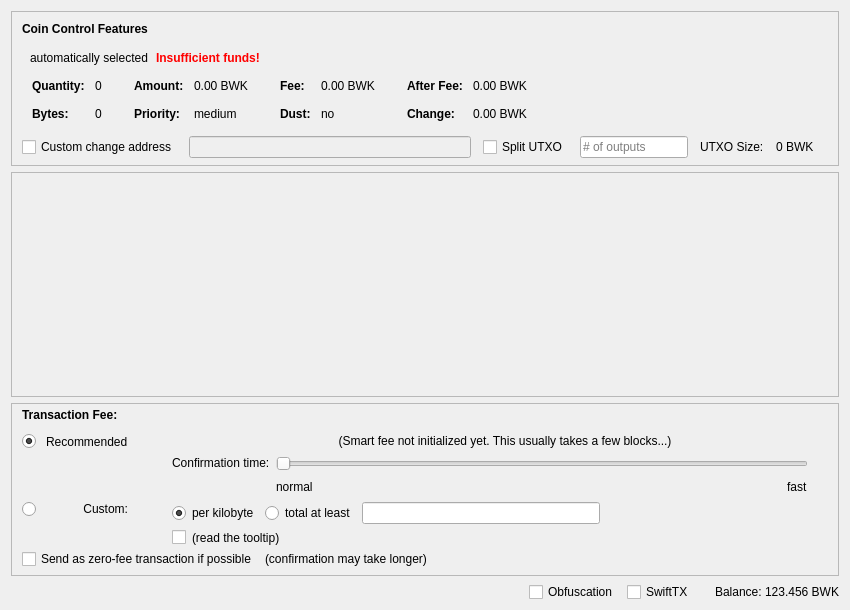
Above: src/qt/forms/sendcoinsdialog.ui from bulwark-crypto/Bulwark before the change. Below: the same form after it.
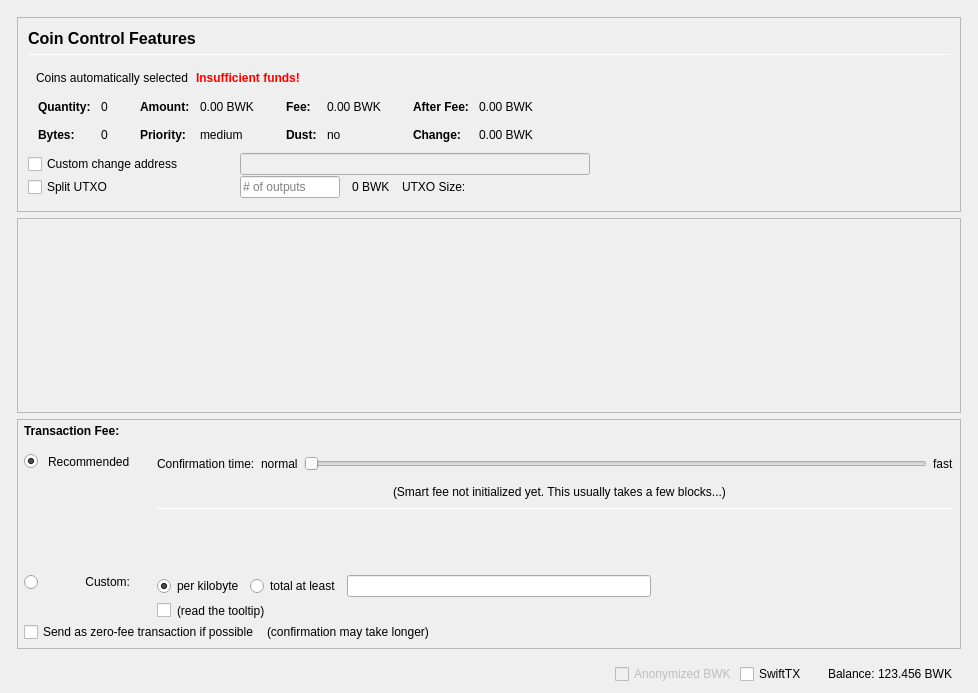
That is the form after the change. Icons and pictures are not drawn. Custom widgets are drawn as their Qt base class.

Diff of the .ui file:
```diff
--- a/src/qt/forms/sendcoinsdialog.ui
+++ b/src/qt/forms/sendcoinsdialog.ui
@@ -2,20 +2,79 @@
 <ui version="4.0">
  <class>SendCoinsDialog</class>
  <widget class="QDialog" name="SendCoinsDialog">
+  <property name="enabled">
+   <bool>true</bool>
+  </property>
   <property name="geometry">
    <rect>
     <x>0</x>
     <y>0</y>
-    <width>850</width>
-    <height>610</height>
+    <width>978</width>
+    <height>693</height>
    </rect>
   </property>
   <property name="windowTitle">
    <string>Send Coins</string>
   </property>
-  <layout class="QVBoxLayout" name="verticalLayout" stretch="0,1,0,0">
+  <layout class="QVBoxLayout" name="verticalLayout" stretch="0">
    <property name="bottomMargin">
-    <number>8</number>
+    <number>9</number>
+   </property>
+   <item>
+    <layout class="QVBoxLayout" name="verticalLayout_Master" stretch="0,1">
+     <property name="spacing">
+      <number>0</number>
+     </property>
+     <property name="leftMargin">
+      <number>0</number>
+     </property>
+     <property name="topMargin">
+      <number>0</number>
+     </property>
+     <property name="rightMargin">
+      <number>0</number>
+     </property>
+     <property name="bottomMargin">
+      <number>0</number>
+     </property>
+     <item>
+      <widget class="QFrame" name="frame_Header">
+       <layout class="QVBoxLayout" name="verticalLayout_Header" stretch="0">
+        <property name="leftMargin">
+         <number>0</number>
+        </property>
+        <property name="topMargin">
+         <number>0</number>
+        </property>
+        <property name="rightMargin">
+         <number>0</number>
+        </property>
+        <property name="bottomMargin">
+         <number>0</number>
+        </property>
+       </layout>
+      </widget>
+     </item>
+     <item>
+      <widget class="QFrame" name="frame_BG">
+       <property name="minimumSize">
+        <size>
+         <width>0</width>
+         <height>0</height>
+        </size>
+       </property>
+       <layout class="QVBoxLayout" name="layout_BG" stretch="0,0,0,0">
+        <property name="leftMargin">
+         <number>6</number>
+        </property>
+        <property name="topMargin">
+         <number>6</number>
+        </property>
+        <property name="rightMargin">
+         <number>6</number>
+        </property>
+        <property name="bottomMargin">
+         <number>0</number>
    </property>
    <item>
     <widget class="QFrame" name="frameCoinControl">
@@ -51,12 +110,13 @@
        <number>0</number>
       </property>
       <property name="bottomMargin">
-       <number>6</number>
+            <number>0</number>
       </property>
       <item>
-       <layout class="QVBoxLayout" name="verticalLayoutCoinControl" stretch="0,0,0,0,1">
+            <widget class="QFrame" name="frameCoinControl_BG">
+             <layout class="QVBoxLayout" name="verticalLayoutCoinControl" stretch="0,0,0,0,0,0">
         <property name="spacing">
-         <number>0</number>
+               <number>1</number>
         </property>
         <property name="leftMargin">
          <number>10</number>
@@ -70,6 +130,11 @@
            <number>15</number>
           </property>
           <item>
+                 <layout class="QVBoxLayout" name="verticalLayout_3">
+                  <property name="spacing">
+                   <number>6</number>
+                  </property>
+                  <item>
            <widget class="QLabel" name="labelCoinControlFeatures">
             <property name="sizePolicy">
              <sizepolicy hsizetype="Preferred" vsizetype="Maximum">
@@ -77,8 +142,15 @@
               <verstretch>0</verstretch>
              </sizepolicy>
             </property>
+                    <property name="minimumSize">
+                     <size>
+                      <width>0</width>
+                      <height>20</height>
+                     </size>
+                    </property>
             <property name="font">
              <font>
+                      <pointsize>12</pointsize>
               <weight>75</weight>
               <bold>true</bold>
              </font>
@@ -91,6 +163,27 @@
             </property>
            </widget>
           </item>
+                  <item>
+                   <widget class="Line" name="line">
+                    <property name="minimumSize">
+                     <size>
+                      <width>0</width>
+                      <height>1</height>
+                     </size>
+                    </property>
+                    <property name="maximumSize">
+                     <size>
+                      <width>16777215</width>
+                      <height>1</height>
+                     </size>
+                    </property>
+                    <property name="orientation">
+                     <enum>Qt::Horizontal</enum>
+                    </property>
+                   </widget>
+                  </item>
+                 </layout>
+                </item>
          </layout>
         </item>
         <item>
@@ -117,7 +210,7 @@
           <item>
            <widget class="QLabel" name="labelCoinControlAutomaticallySelected">
             <property name="text">
-             <string>automatically selected</string>
+                   <string>Coins automatically selected</string>
             </property>
             <property name="margin">
              <number>5</number>
@@ -528,7 +621,7 @@
          </widget>
         </item>
         <item>
-         <layout class="QHBoxLayout" name="horizontalLayoutCoinControl4" stretch="0,0,0,0,0,0,0">
+               <layout class="QHBoxLayout" name="horizontalLayoutCoinControl4">
           <property name="spacing">
            <number>12</number>
           </property>
@@ -536,13 +629,31 @@
            <enum>QLayout::SetDefaultConstraint</enum>
           </property>
           <property name="topMargin">
-           <number>5</number>
+                 <number>0</number>
           </property>
           <property name="rightMargin">
-           <number>5</number>
+                 <number>0</number>
           </property>
           <item>
            <widget class="QCheckBox" name="checkBoxCoinControlChange">
+                  <property name="sizePolicy">
+                   <sizepolicy hsizetype="Preferred" vsizetype="Preferred">
+                    <horstretch>0</horstretch>
+                    <verstretch>0</verstretch>
+                   </sizepolicy>
+                  </property>
+                  <property name="minimumSize">
+                   <size>
+                    <width>200</width>
+                    <height>0</height>
+                   </size>
+                  </property>
+                  <property name="maximumSize">
+                   <size>
+                    <width>200</width>
+                    <height>16777215</height>
+                   </size>
+                  </property>
             <property name="toolTip">
              <string>If this is activated, but the change address is empty or invalid, change will be sent to a newly generated address.</string>
             </property>
@@ -557,15 +668,71 @@
              <bool>false</bool>
             </property>
             <property name="sizePolicy">
-             <sizepolicy hsizetype="Expanding" vsizetype="Fixed">
+                   <sizepolicy hsizetype="Preferred" vsizetype="Preferred">
               <horstretch>0</horstretch>
               <verstretch>0</verstretch>
              </sizepolicy>
             </property>
-           </widget>
-          </item>
+                  <property name="minimumSize">
+                   <size>
+                    <width>300</width>
+                    <height>0</height>
+                   </size>
+                  </property>
+                 </widget>
+                </item>
+                <item>
+                 <widget class="QLabel" name="labelCoinControlChangeLabel">
+                  <property name="sizePolicy">
+                   <sizepolicy hsizetype="Preferred" vsizetype="Preferred">
+                    <horstretch>0</horstretch>
+                    <verstretch>0</verstretch>
+                   </sizepolicy>
+                  </property>
+                  <property name="minimumSize">
+                   <size>
+                    <width>100</width>
+                    <height>0</height>
+                   </size>
+                  </property>
+                  <property name="text">
+                   <string/>
+                  </property>
+                  <property name="margin">
+                   <number>3</number>
+                  </property>
+                 </widget>
+                </item>
+               </layout>
+              </item>
+              <item>
+               <layout class="QHBoxLayout" name="horizontalLayoutCoinControl6">
+                <property name="spacing">
+                 <number>12</number>
+                </property>
+                <property name="rightMargin">
+                 <number>0</number>
+                </property>
           <item>
            <widget class="QCheckBox" name="splitBlockCheckBox">
+                  <property name="sizePolicy">
+                   <sizepolicy hsizetype="Preferred" vsizetype="Preferred">
+                    <horstretch>0</horstretch>
+                    <verstretch>0</verstretch>
+                   </sizepolicy>
+                  </property>
+                  <property name="minimumSize">
+                   <size>
+                    <width>200</width>
+                    <height>0</height>
+                   </size>
+                  </property>
+                  <property name="maximumSize">
+                   <size>
+                    <width>200</width>
+                    <height>16777215</height>
+                   </size>
+                  </property>
             <property name="text">
              <string>Split UTXO</string>
             </property>
@@ -574,23 +741,28 @@
           <item>
            <widget class="QLineEdit" name="splitBlockLineEdit">
             <property name="sizePolicy">
-             <sizepolicy hsizetype="Fixed" vsizetype="Fixed">
+                   <sizepolicy hsizetype="Preferred" vsizetype="Preferred">
               <horstretch>50</horstretch>
               <verstretch>0</verstretch>
              </sizepolicy>
             </property>
+                  <property name="minimumSize">
+                   <size>
+                    <width>100</width>
+                    <height>0</height>
+                   </size>
+                  </property>
+                  <property name="maximumSize">
+                   <size>
+                    <width>100</width>
+                    <height>16777215</height>
+                   </size>
+                  </property>
             <property name="placeholderText">
              <string># of outputs</string>
             </property>
            </widget>
           </item>
-          <item>
-           <widget class="QLabel" name="labelBlockSizeText">
-            <property name="text">
-             <string>UTXO Size:</string>
-            </property>
-           </widget>
-          </item>
           <item>
            <widget class="QLabel" name="labelBlockSize">
             <property name="text">
@@ -599,27 +771,25 @@
            </widget>
           </item>
           <item>
-           <widget class="QLabel" name="labelCoinControlChangeLabel">
-            <property name="sizePolicy">
-             <sizepolicy hsizetype="Preferred" vsizetype="Expanding">
-              <horstretch>0</horstretch>
-              <verstretch>0</verstretch>
-             </sizepolicy>
-            </property>
-            <property name="minimumSize">
-             <size>
-              <width>0</width>
-              <height>0</height>
-             </size>
-            </property>
+                 <widget class="QLabel" name="labelBlockSizeText">
             <property name="text">
-             <string/>
-            </property>
-            <property name="margin">
-             <number>3</number>
+                   <string>UTXO Size:</string>
             </property>
            </widget>
           </item>
+                <item>
+                 <spacer name="horizontalSpacer_7">
+                  <property name="orientation">
+                   <enum>Qt::Horizontal</enum>
+                  </property>
+                  <property name="sizeHint" stdset="0">
+                   <size>
+                    <width>40</width>
+                    <height>20</height>
+                   </size>
+                  </property>
+                 </spacer>
+                </item>
          </layout>
         </item>
         <item>
@@ -636,6 +806,7 @@
          </spacer>
         </item>
        </layout>
+            </widget>
       </item>
      </layout>
     </widget>
@@ -650,8 +821,8 @@
        <rect>
         <x>0</x>
         <y>0</y>
-        <width>830</width>
-        <height>161</height>
+             <width>944</width>
+             <height>136</height>
        </rect>
       </property>
       <layout class="QVBoxLayout" name="verticalLayout_2" stretch="0,1">
@@ -733,11 +904,14 @@
          <number>0</number>
         </property>
         <property name="leftMargin">
-         <number>10</number>
+              <number>6</number>
         </property>
         <property name="topMargin">
          <number>0</number>
         </property>
+             <property name="rightMargin">
+              <number>6</number>
+             </property>
         <item>
          <layout class="QHBoxLayout" name="horizontalLayoutFee1">
           <property name="bottomMargin">
@@ -879,7 +1053,61 @@
              <property name="verticalSpacing">
               <number>4</number>
              </property>
-             <item row="2" column="4">
+                  <item row="2" column="0">
+                   <layout class="QVBoxLayout" name="verticalLayoutFee4" stretch="0">
+                    <item>
+                     <spacer name="verticalSpacer_2">
+                      <property name="orientation">
+                       <enum>Qt::Vertical</enum>
+                      </property>
+                      <property name="sizeHint" stdset="0">
+                       <size>
+                        <width>1</width>
+                        <height>1</height>
+                       </size>
+                      </property>
+                     </spacer>
+                    </item>
+                   </layout>
+                  </item>
+                  <item row="3" column="0">
+                   <layout class="QVBoxLayout" name="verticalLayoutFee9" stretch="0,1">
+                    <item>
+                     <widget class="QRadioButton" name="radioCustomFee">
+                      <property name="text">
+                       <string/>
+                      </property>
+                      <attribute name="buttonGroup">
+                       <string notr="true">groupFee</string>
+                      </attribute>
+                     </widget>
+                    </item>
+                    <item>
+                     <spacer name="verticalSpacer_6">
+                      <property name="orientation">
+                       <enum>Qt::Vertical</enum>
+                      </property>
+                      <property name="sizeHint" stdset="0">
+                       <size>
+                        <width>1</width>
+                        <height>1</height>
+                       </size>
+                      </property>
+                     </spacer>
+                    </item>
+                   </layout>
+                  </item>
+                  <item row="3" column="1">
+                   <widget class="QLabel" name="labelCustomFee">
+                    <property name="text">
+                     <string>Custom:</string>
+                    </property>
+                    <property name="alignment">
+                     <set>Qt::AlignRight|Qt::AlignTop|Qt::AlignTrailing</set>
+                    </property>
+                   </widget>
+                  </item>
+                  <item row="3" column="4">
               <layout class="QVBoxLayout" name="verticalLayoutFee8">
                <property name="spacing">
                 <number>6</number>
@@ -978,80 +1206,27 @@
                </item>
               </layout>
              </item>
-             <item row="1" column="0">
-              <layout class="QVBoxLayout" name="verticalLayoutFee4" stretch="1">
-               <item>
-                <spacer name="verticalSpacer_2">
-                 <property name="orientation">
-                  <enum>Qt::Vertical</enum>
-                 </property>
-                 <property name="sizeHint" stdset="0">
-                  <size>
-                   <width>1</width>
-                   <height>1</height>
-                  </size>
-                 </property>
-                </spacer>
-               </item>
-              </layout>
-             </item>
-             <item row="2" column="0">
-              <layout class="QVBoxLayout" name="verticalLayoutFee9" stretch="0,1">
-               <item>
-                <widget class="QRadioButton" name="radioCustomFee">
+                  <item row="1" column="1">
+                   <widget class="QLabel" name="labelSmartFee_2">
                  <property name="text">
-                  <string/>
-                 </property>
-                 <attribute name="buttonGroup">
-                  <string notr="true">groupFee</string>
-                 </attribute>
-                </widget>
-               </item>
-               <item>
-                <spacer name="verticalSpacer_6">
-                 <property name="orientation">
-                  <enum>Qt::Vertical</enum>
-                 </property>
-                 <property name="sizeHint" stdset="0">
-                  <size>
-                   <width>1</width>
-                   <height>1</height>
-                  </size>
-                 </property>
-                </spacer>
-               </item>
-              </layout>
-             </item>
-             <item row="1" column="4">
-              <layout class="QVBoxLayout" name="verticalLayoutFee3" stretch="0,0,1">
+                     <string>Recommended</string>
+                    </property>
+                   </widget>
+                  </item>
+                  <item row="0" column="4" rowspan="3">
+                   <layout class="QVBoxLayout" name="verticalLayoutFee3" stretch="0,0,0,0,1,0">
                <property name="spacing">
                 <number>6</number>
                </property>
                <property name="topMargin">
                 <number>2</number>
                </property>
-               <item>
-                <layout class="QHBoxLayout" name="horizontalLayoutFee12">
-                 <item>
-                  <spacer name="horizontalSpacer_5">
-                   <property name="orientation">
-                    <enum>Qt::Horizontal</enum>
-                   </property>
-                   <property name="sizeHint" stdset="0">
-                    <size>
-                     <width>1</width>
-                     <height>1</height>
-                    </size>
-                   </property>
-                  </spacer>
-                 </item>
-                </layout>
-               </item>
+                    <property name="bottomMargin">
+                     <number>20</number>
+                    </property>
                <item>
                 <layout class="QHBoxLayout" name="horizontalLayoutFee9">
                  <item>
-                  <layout class="QVBoxLayout" name="verticalLayoutFee6">
-                   <item>
                     <widget class="QLabel" name="labelSmartFee3">
                      <property name="text">
                       <string>Confirmation time:</string>
@@ -1062,27 +1237,23 @@
                     </widget>
                    </item>
                    <item>
-                    <spacer name="verticalSpacer_3">
-                     <property name="orientation">
-                      <enum>Qt::Vertical</enum>
-                     </property>
-                     <property name="sizeHint" stdset="0">
-                      <size>
-                       <width>1</width>
-                       <height>1</height>
-                      </size>
-                     </property>
-                    </spacer>
-                   </item>
-                  </layout>
-                 </item>
-                 <item>
-                  <layout class="QVBoxLayout" name="verticalLayoutFee5">
-                   <property name="rightMargin">
-                    <number>30</number>
-                   </property>
+                       <widget class="QLabel" name="labelSmartFeeNormal">
+                        <property name="text">
+                         <string>normal</string>
+                        </property>
+                        <property name="margin">
+                         <number>2</number>
+                        </property>
+                       </widget>
+                      </item>
                    <item>
                     <widget class="QSlider" name="sliderSmartFee">
+                        <property name="minimumSize">
+                         <size>
+                          <width>0</width>
+                          <height>24</height>
+                         </size>
+                        </property>
                      <property name="minimum">
                       <number>0</number>
                      </property>
@@ -1110,28 +1281,6 @@
                     </widget>
                    </item>
                    <item>
-                    <layout class="QHBoxLayout" name="horizontalLayoutFee10">
-                     <item>
-                      <widget class="QLabel" name="labelSmartFeeNormal">
-                       <property name="text">
-                        <string>normal</string>
-                       </property>
-                      </widget>
-                     </item>
-                     <item>
-                      <spacer name="horizontalSpacer_3">
-                       <property name="orientation">
-                        <enum>Qt::Horizontal</enum>
-                       </property>
-                       <property name="sizeHint" stdset="0">
-                        <size>
-                         <width>40</width>
-                         <height>20</height>
-                        </size>
-                       </property>
-                      </spacer>
-                     </item>
-                     <item>
                       <widget class="QLabel" name="labelSmartFeeFast">
                        <property name="text">
                         <string>fast</string>
@@ -1140,81 +1289,148 @@
                      </item>
                     </layout>
                    </item>
-                  </layout>
-                 </item>
-                </layout>
-               </item>
                <item>
-                <spacer name="verticalSpacer_4">
+                     <layout class="QHBoxLayout" name="horizontalLayout_recommended_texts">
+                      <property name="spacing">
+                       <number>0</number>
+                      </property>
+                      <item>
+                       <spacer name="horizontalSpacer_8">
                  <property name="orientation">
-                  <enum>Qt::Vertical</enum>
+                         <enum>Qt::Horizontal</enum>
                  </property>
                  <property name="sizeHint" stdset="0">
                   <size>
-                   <width>1</width>
-                   <height>1</height>
+                          <width>40</width>
+                          <height>20</height>
                   </size>
                  </property>
                 </spacer>
                </item>
-              </layout>
-             </item>
-             <item row="0" column="1">
-              <widget class="QLabel" name="labelSmartFee_2">
-               <property name="text">
-                <string>Recommended</string>
-               </property>
-              </widget>
-             </item>
-             <item row="0" column="0">
-              <widget class="QRadioButton" name="radioSmartFee">
-               <property name="text">
-                <string/>
-               </property>
-               <property name="checked">
-                <bool>true</bool>
-               </property>
-               <attribute name="buttonGroup">
-                <string notr="true">groupFee</string>
-               </attribute>
-              </widget>
-             </item>
-             <item row="2" column="1">
-              <widget class="QLabel" name="labelCustomFee">
-               <property name="text">
-                <string>Custom:</string>
-               </property>
-               <property name="alignment">
-                <set>Qt::AlignRight|Qt::AlignTop|Qt::AlignTrailing</set>
-               </property>
-              </widget>
-             </item>
-             <item row="0" column="2">
-              <widget class="QLabel" name="labelSmartFee">
-               <property name="text">
-                <string/>
-               </property>
-               <property name="margin">
-                <number>2</number>
-               </property>
-              </widget>
-             </item>
-             <item row="0" column="3">
+                      <item>
               <widget class="QLabel" name="labelFeeEstimation">
                <property name="text">
                 <string/>
                </property>
-              </widget>
-             </item>
-             <item row="0" column="4">
+                        <property name="margin">
+                         <number>2</number>
+                        </property>
+                       </widget>
+                      </item>
+                      <item>
               <widget class="QLabel" name="labelSmartFee2">
                <property name="text">
                 <string>(Smart fee not initialized yet. This usually takes a few blocks...)</string>
                </property>
                <property name="alignment">
-                <set>Qt::AlignHCenter</set>
+                         <set>Qt::AlignLeading|Qt::AlignLeft|Qt::AlignVCenter</set>
                </property>
                <property name="wordWrap">
+                         <bool>false</bool>
+                        </property>
+                        <property name="margin">
+                         <number>2</number>
+                        </property>
+                        <property name="indent">
+                         <number>-1</number>
+                        </property>
+                       </widget>
+                      </item>
+                      <item>
+                       <spacer name="horizontalSpacer_3">
+                        <property name="orientation">
+                         <enum>Qt::Horizontal</enum>
+                        </property>
+                        <property name="sizeHint" stdset="0">
+                         <size>
+                          <width>40</width>
+                          <height>20</height>
+                         </size>
+                        </property>
+                       </spacer>
+                      </item>
+                     </layout>
+                    </item>
+                    <item>
+                     <widget class="Line" name="line_2">
+                      <property name="minimumSize">
+                       <size>
+                        <width>0</width>
+                        <height>1</height>
+                       </size>
+                      </property>
+                      <property name="maximumSize">
+                       <size>
+                        <width>16777215</width>
+                        <height>1</height>
+                       </size>
+                      </property>
+                      <property name="orientation">
+                       <enum>Qt::Horizontal</enum>
+                      </property>
+                     </widget>
+                    </item>
+                    <item>
+                     <layout class="QHBoxLayout" name="horizontalLayoutFee12">
+                      <item>
+                       <spacer name="horizontalSpacer_5">
+                        <property name="orientation">
+                         <enum>Qt::Horizontal</enum>
+                        </property>
+                        <property name="sizeHint" stdset="0">
+                         <size>
+                          <width>1</width>
+                          <height>1</height>
+                         </size>
+                        </property>
+                       </spacer>
+                      </item>
+                     </layout>
+                    </item>
+                    <item>
+                     <spacer name="verticalSpacer_4">
+                      <property name="orientation">
+                       <enum>Qt::Vertical</enum>
+                      </property>
+                      <property name="sizeHint" stdset="0">
+                       <size>
+                        <width>1</width>
+                        <height>1</height>
+                       </size>
+                      </property>
+                     </spacer>
+                    </item>
+                    <item>
+                     <spacer name="verticalSpacer_3">
+                      <property name="orientation">
+                       <enum>Qt::Vertical</enum>
+                      </property>
+                      <property name="sizeHint" stdset="0">
+                       <size>
+                        <width>20</width>
+                        <height>40</height>
+                       </size>
+                      </property>
+                     </spacer>
+                    </item>
+                   </layout>
+                  </item>
+                  <item row="1" column="2">
+                   <widget class="QLabel" name="labelSmartFee">
+                    <property name="text">
+                     <string/>
+                    </property>
+                    <property name="margin">
+                     <number>2</number>
+                    </property>
+                   </widget>
+                  </item>
+                  <item row="1" column="0">
+                   <widget class="QRadioButton" name="radioSmartFee">
+                    <property name="text">
+                     <string/>
+                    </property>
+                    <property name="checked">
                 <bool>true</bool>
                </property>
                <property name="margin">
@@ -1299,7 +1515,11 @@
     </widget>
    </item>
    <item>
+         <widget class="QFrame" name="frame_Send">
     <layout class="QHBoxLayout" name="horizontalLayout">
+           <property name="bottomMargin">
+            <number>0</number>
+           </property>
      <item>
       <widget class="QtMaterialFlatButton" name="sendButton" native="true">
        <property name="minimumSize">
@@ -1385,19 +1605,13 @@
         <number>3</number>
        </property>
        <item>
-        <widget class="QCheckBox" name="checkUseObfuscation">
-         <property name="minimumSize">
-          <size>
-           <width>95</width>
-           <height>0</height>
-          </size>
-         </property>
-         <property name="text">
-          <string>Obfuscation</string>
-         </property>
-         <property name="checked">
+              <widget class="QCheckBox" name="checkzBWK">
+               <property name="enabled">
           <bool>false</bool>
          </property>
+               <property name="text">
+                <string>Anonymized BWK</string>
+               </property>
         </widget>
        </item>
        <item>
@@ -1445,6 +1659,12 @@
       </layout>
      </item>
     </layout>
+         </widget>
+        </item>
+       </layout>
+      </widget>
+     </item>
+    </layout>
    </item>
   </layout>
  </widget>
```
Left out of the diff: 9 changed lines with no effect on the pictures. Lines whose indentation alone changed are shown as unchanged.
